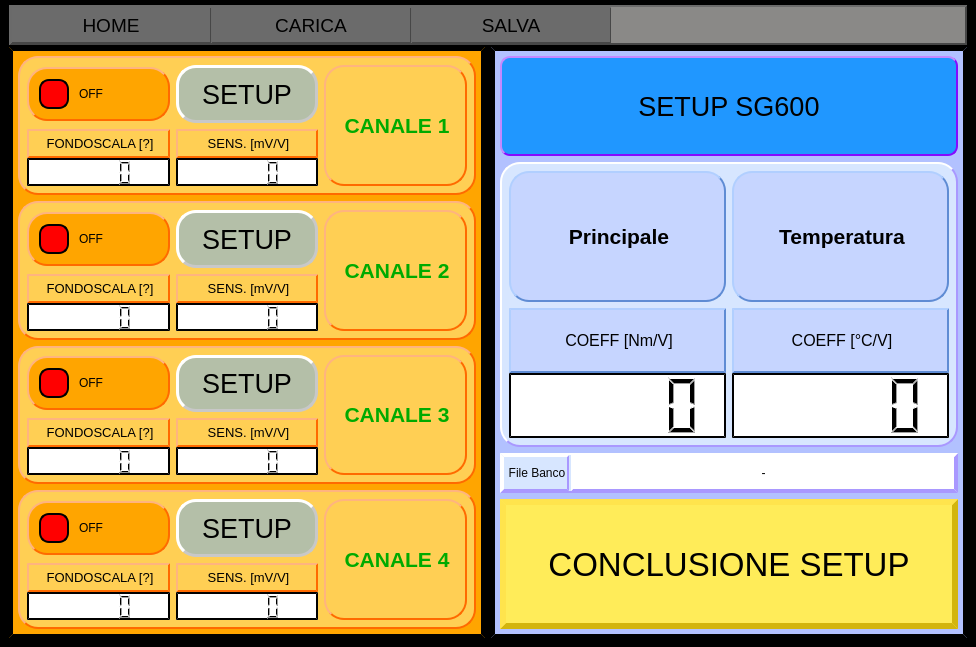
First picture: the form in Qt Creator/View_QT_SetupPage.ui, repository Mixer97/tesi_triennale, before the edit.
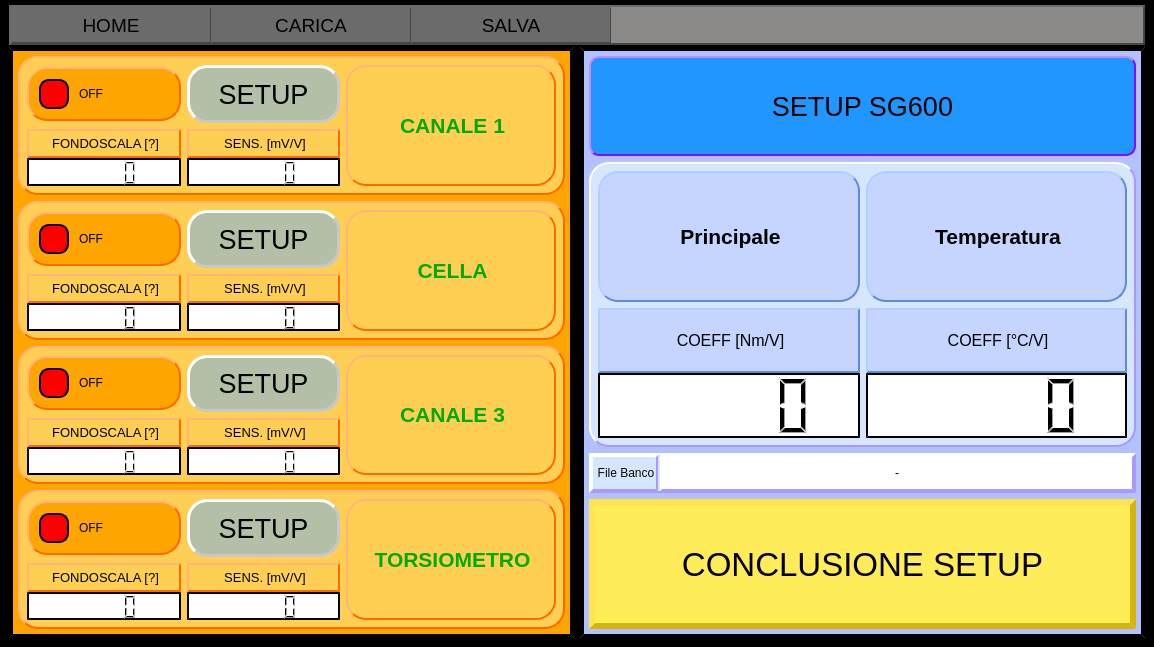
Second picture: the form after the edit.

Commit message: sistemati i canali da usare

The edit to the form file:
```diff
--- a/Qt Creator/View_QT_SetupPage.ui
+++ b/Qt Creator/View_QT_SetupPage.ui
@@ -6,7 +6,7 @@
    <rect>
     <x>0</x>
     <y>0</y>
-    <width>976</width>
+    <width>1154</width>
     <height>647</height>
    </rect>
   </property>
@@ -305,6 +305,9 @@
         <layout class="QVBoxLayout" name="verticalLayout">
          <item>
           <widget class="QWidget" name="widget_8" native="true">
+           <property name="enabled">
+            <bool>false</bool>
+           </property>
            <property name="styleSheet">
             <string notr="true">QWidget {
 	background-color:rgb(255, 207, 84); 
@@ -319,6 +322,12 @@
              <layout class="QGridLayout" name="gridLayout_41">
               <item row="0" column="0">
                <widget class="QLabel" name="label_toggle_CHN_1">
+                <property name="minimumSize">
+                 <size>
+                  <width>210</width>
+                  <height>0</height>
+                 </size>
+                </property>
                 <property name="styleSheet">
                  <string notr="true">QLabel {
     border: 2px solid black;
@@ -534,6 +543,12 @@
              <layout class="QGridLayout" name="gridLayout_36">
               <item row="0" column="0">
                <widget class="QLabel" name="label_toggle_CHN_2">
+                <property name="minimumSize">
+                 <size>
+                  <width>210</width>
+                  <height>0</height>
+                 </size>
+                </property>
                 <property name="styleSheet">
                  <string notr="true">QLabel {
     border: 2px solid black;
@@ -549,7 +564,7 @@
 }</string>
                 </property>
                 <property name="text">
-                 <string>&lt;html&gt;&lt;head/&gt;&lt;body&gt;&lt;p align=&quot;center&quot;&gt;&lt;span style=&quot; font-size:16pt; font-weight:700; color:#00aa00;&quot;&gt;CANALE 2&lt;/span&gt;&lt;/p&gt;&lt;/body&gt;&lt;/html&gt;</string>
+                 <string>&lt;html&gt;&lt;head/&gt;&lt;body&gt;&lt;p align=&quot;center&quot;&gt;&lt;span style=&quot; font-size:16pt; font-weight:700; color:#00aa00;&quot;&gt;CELLA&lt;/span&gt;&lt;/p&gt;&lt;/body&gt;&lt;/html&gt;</string>
                 </property>
                </widget>
               </item>
@@ -736,6 +751,9 @@
          </item>
          <item>
           <widget class="QWidget" name="widget_6" native="true">
+           <property name="enabled">
+            <bool>false</bool>
+           </property>
            <property name="styleSheet">
             <string notr="true">QWidget {
 	background-color:rgb(255, 207, 84); 
@@ -750,6 +768,15 @@
              <layout class="QGridLayout" name="gridLayout_31">
               <item row="0" column="0">
                <widget class="QLabel" name="label_toggle_CHN_3">
+                <property name="enabled">
+                 <bool>false</bool>
+                </property>
+                <property name="minimumSize">
+                 <size>
+                  <width>210</width>
+                  <height>0</height>
+                 </size>
+                </property>
                 <property name="styleSheet">
                  <string notr="true">QLabel {
     border: 2px solid black;
@@ -966,6 +993,12 @@
              <layout class="QGridLayout" name="gridLayout_21">
               <item row="0" column="0">
                <widget class="QLabel" name="label_toggle_CHN_4">
+                <property name="minimumSize">
+                 <size>
+                  <width>210</width>
+                  <height>0</height>
+                 </size>
+                </property>
                 <property name="styleSheet">
                  <string notr="true">QLabel {
     border: 2px solid black;
@@ -981,7 +1014,7 @@
 }</string>
                 </property>
                 <property name="text">
-                 <string>&lt;html&gt;&lt;head/&gt;&lt;body&gt;&lt;p align=&quot;center&quot;&gt;&lt;span style=&quot; font-size:16pt; font-weight:700; color:#00aa00;&quot;&gt;CANALE 4&lt;/span&gt;&lt;/p&gt;&lt;/body&gt;&lt;/html&gt;</string>
+                 <string>&lt;html&gt;&lt;head/&gt;&lt;body&gt;&lt;p align=&quot;center&quot;&gt;&lt;span style=&quot; font-size:16pt; font-weight:700; color:#00aa00;&quot;&gt;TORSIOMETRO&lt;/span&gt;&lt;/p&gt;&lt;/body&gt;&lt;/html&gt;</string>
                 </property>
                </widget>
               </item>
```
The commit also changes 2 other files.
